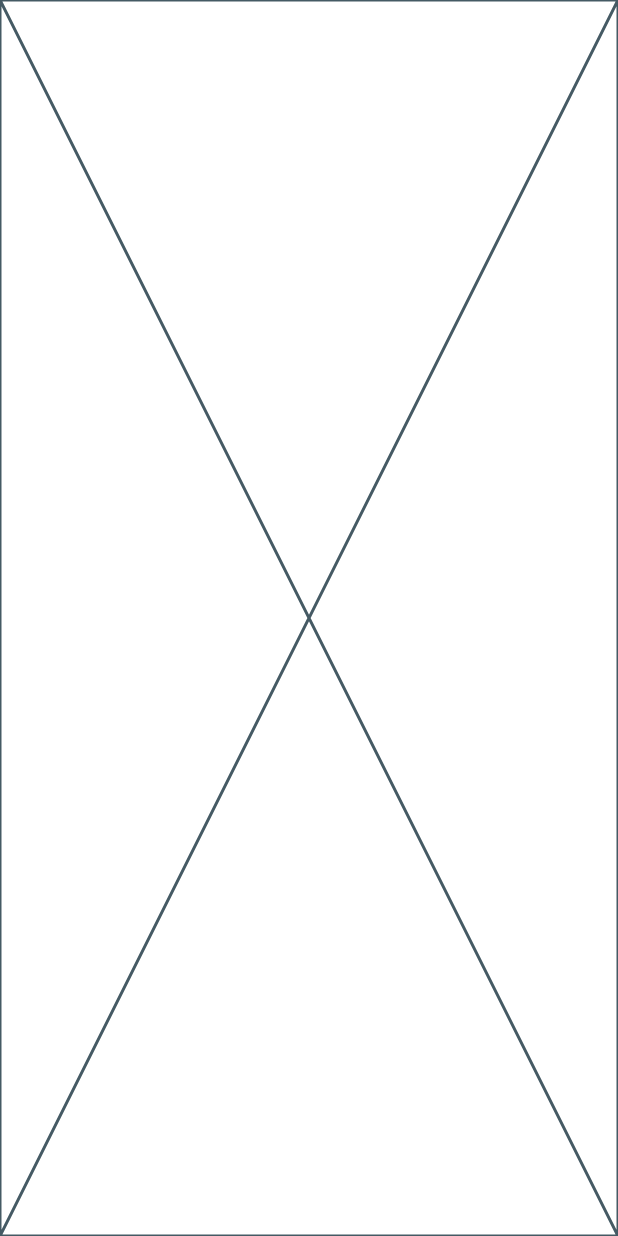
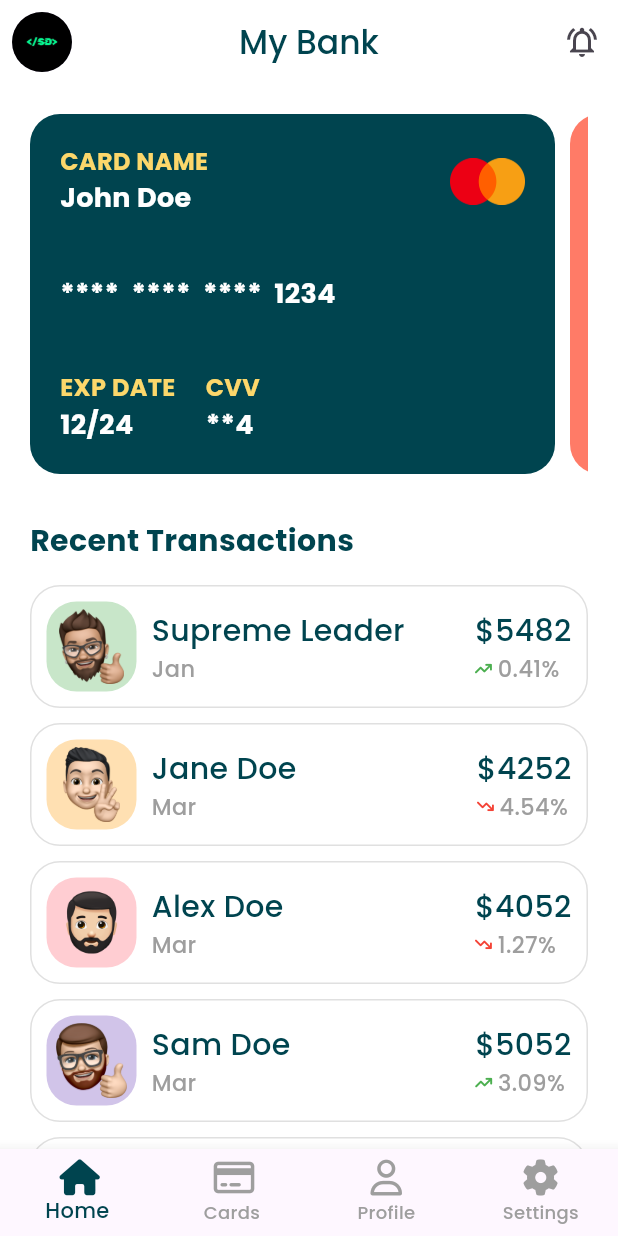
Before and after one commit to Simeon013/banking_app_ui, a Flutter app: the screen it shows after launch, on a phone screen of 412 x 824 dp. Run offline on Flutter 3.47's test engine with Material 3 defaults, Android fonts, the phone set to English and light mode, and no system bars; our stand-ins replace font_awesome_flutter.

Commit message:
Finished home and card screen

```diff
--- a/lib/data/card_data.dart
+++ b/lib/data/card_data.dart
@@ -2,14 +2,14 @@ import 'package:flutter/material.dart';
 import 'package:banking_app_ui/constants/colors.dart';
 
 class CardModel {
-  String? cardHolderName;
+  String cardHolderName;
   String? cardNumber;
   String? expDate;
   String? cvv;
   Color? cardColor;
 
   CardModel({
-    this.cardHolderName,
+    required this.cardHolderName,
     this.cardNumber,
     this.cvv,
     this.expDate,
@@ -22,14 +22,14 @@ List<CardModel> myCards = [
     cardHolderName: "John Doe",
     cardNumber: "****  ****  ****  1234",
     cvv: "**4",
-    expDate: "12/21",
+    expDate: "12/24",
     cardColor: kPrimaryColor,
   ),
   CardModel(
     cardHolderName: "John Doe",
     cardNumber: "****  ****  ****  4321",
     cvv: "**1",
-    expDate: "01/22",
+    expDate: "01/25",
     cardColor: kSecondaryColor,
   ),
 ];
--- a/lib/data/transaction_data.dart
+++ b/lib/data/transaction_data.dart
@@ -1,22 +1,22 @@
 import 'package:flutter/material.dart';
 
 class TransactionModel {
-  String? name;
-  String? avatar;
-  String? currentBalance;
-  String? month;
-  String? changePercentageIndicator;
-  String? changePercentage;
+  String name;
+  String avatar;
+  String currentBalance;
+  String month;
+  String changePercentageIndicator;
+  String changePercentage;
   Color? color;
 
   TransactionModel({
-    this.avatar,
-    this.changePercentage,
-    this.changePercentageIndicator,
-    this.currentBalance,
-    this.month,
-    this.name,
-    this.color,
+    required this.avatar,
+    required this.changePercentage,
+    required this.changePercentageIndicator,
+    required this.currentBalance,
+    required this.month,
+    required this.name,
+    required this.color,
   });
 }
 
--- a/lib/main.dart
+++ b/lib/main.dart
@@ -1,3 +1,4 @@
+import 'package:banking_app_ui/screens/base_screen.dart';
 import 'package:flutter/material.dart';
 
 void main() {
@@ -11,27 +12,19 @@ class MyApp extends StatelessWidget {
   @override
   Widget build(BuildContext context) {
     return MaterialApp(
+      debugShowCheckedModeBanner: false,
       title: 'Banking App',
       theme: ThemeData(
-        // This is the theme of your application.
-        //
-        // TRY THIS: Try running your application with "flutter run". You'll see
-        // the application has a purple toolbar. Then, without quitting the app,
-        // try changing the seedColor in the colorScheme below to Colors.green
-        // and then invoke "hot reload" (save your changes or press the "hot
-        // reload" button in a Flutter-supported IDE, or press "r" if you used
-        // the command line to start the app).
-        //
-        // Notice that the counter didn't reset back to zero; the application
-        // state is not lost during the reload. To reset the state, use hot
-        // restart instead.
-        //
-        // This works for code too, not just values: Most code changes can be
-        // tested with just a hot reload.
-        colorScheme: ColorScheme.fromSeed(seedColor: Colors.deepPurple),
-        useMaterial3: true,
+        scaffoldBackgroundColor: Colors.white,
+        fontFamily: 'Poppins',
+        appBarTheme: const AppBarTheme(
+          backgroundColor: Colors.white,
+          elevation: 0,
+        ),
+        primaryColor: Colors.blue,
+        //useMaterial3: true,
       ),
-      home: const Placeholder(),
+      home: const BaseScreen(),
     );
   }
 }
--- /dev/null
+++ b/lib/screens/base_screen.dart
@@ -0,0 +1,64 @@
+import 'package:banking_app_ui/screens/profile_screen.dart';
+import 'package:banking_app_ui/screens/settings_screen.dart';
+import 'package:flutter/material.dart';
+import 'package:font_awesome_flutter/font_awesome_flutter.dart';
+
+import '../constants/colors.dart';
+import 'card_screen.dart';
+import 'home_screen.dart';
+
+class BaseScreen extends StatefulWidget {
+  const BaseScreen({super.key});
+
+  @override
+  State<BaseScreen> createState() => _BaseScreenState();
+}
+
+class _BaseScreenState extends State<BaseScreen> {
+  int _selectedIndex = 0;
+
+  final List<Widget> _screens = [
+    const HomeScreen(),
+    const CardScreen(),
+    const ProfileScreen(),
+    const SettingsScreen(),
+  ];
+
+  @override
+  Widget build(BuildContext context) {
+    return Scaffold(
+      body: Center(
+        child: _screens[_selectedIndex],
+      ),
+      bottomNavigationBar: BottomNavigationBar(
+        type: BottomNavigationBarType.fixed,
+        selectedItemColor: kPrimaryColor,
+        unselectedItemColor: Colors.grey,
+        items: const [
+          BottomNavigationBarItem(
+            icon: Icon(FontAwesomeIcons.house),
+            label: 'Home',
+          ),
+          BottomNavigationBarItem(
+            icon: Icon(FontAwesomeIcons.creditCard),
+            label: 'Cards',
+          ),
+          BottomNavigationBarItem(
+            icon: Icon(FontAwesomeIcons.user),
+            label: 'Profile',
+          ),
+          BottomNavigationBarItem(
+            icon: Icon(FontAwesomeIcons.gear),
+            label: 'Settings',
+          ),
+        ],
+        currentIndex: _selectedIndex,
+        onTap: (index) {
+          setState(() {
+            _selectedIndex = index;
+          });
+        },
+      ),
+    );
+  }
+}
--- /dev/null
+++ b/lib/screens/card_screen.dart
@@ -0,0 +1,80 @@
+import 'package:banking_app_ui/constants/app_textstyle.dart';
+import 'package:banking_app_ui/data/card_data.dart';
+import 'package:banking_app_ui/widgets/my_card.dart';
+import 'package:flutter/material.dart';
+
+import '../constants/colors.dart';
+
+class CardScreen extends StatefulWidget {
+  const CardScreen({super.key});
+
+  @override
+  State<CardScreen> createState() => _CardScreenState();
+}
+
+class _CardScreenState extends State<CardScreen> {
+  @override
+  Widget build(BuildContext context) {
+    return Scaffold(
+      appBar: AppBar(
+        centerTitle: true,
+        title: Text(
+          'My Cards',
+          style: const TextStyle(
+            fontFamily: 'Poppins',
+            color: kPrimaryColor,
+          ),
+        ),
+        leading: Padding(
+            padding: const EdgeInsets.all(8.0),
+            child: CircleAvatar(
+              backgroundImage: AssetImage('assets/icons/logo.jpg'),
+            )
+        ),
+        actions: [
+          IconButton(
+            icon: const Icon(Icons.notifications_active_outlined),
+            onPressed: () {},
+          ),
+        ],
+      ),
+      body: Column(
+        crossAxisAlignment: CrossAxisAlignment.center,
+        children: [
+          Container(
+            padding: const EdgeInsets.all(20),
+            child: ListView.separated(
+              itemBuilder: (context, index) {
+                return MyCard(
+                  card: myCards[index],
+                );
+              },
+              separatorBuilder: (context, index) {
+                return SizedBox(
+                  height: 10,
+                );
+              },
+              itemCount: myCards.length,
+              shrinkWrap: true,
+            )
+          ),
+          CircleAvatar(
+            backgroundColor: Colors.blue,
+            radius: 40,
+            child: IconButton(
+              icon: const Icon(Icons.add, color: Colors.white, size: 50),
+              onPressed: () {},
+            ),
+          ),
+          SizedBox(
+            height: 10,
+          ),
+          Text(
+            'Add Card',
+            style: ApptextStyle.LISTTILE_TITLE,
+          )
+        ],
+      ),
+    );
+  }
+}
--- /dev/null
+++ b/lib/screens/home_screen.dart
@@ -0,0 +1,100 @@
+import 'package:banking_app_ui/constants/app_textstyle.dart';
+import 'package:banking_app_ui/data/card_data.dart';
+import 'package:banking_app_ui/data/transaction_data.dart';
+import 'package:banking_app_ui/widgets/my_card.dart';
+import 'package:banking_app_ui/widgets/transaction_card.dart';
+import 'package:flutter/material.dart';
+
+import '../constants/colors.dart';
+
+class HomeScreen extends StatefulWidget {
+  const HomeScreen({super.key});
+
+  @override
+  State<HomeScreen> createState() => _HomeScreenState();
+}
+
+class _HomeScreenState extends State<HomeScreen> {
+  @override
+  Widget build(BuildContext context) {
+    return Scaffold(
+      appBar: AppBar(
+        centerTitle: true,
+        title: Text(
+          'My Bank',
+          style: const TextStyle(
+            fontFamily: 'Poppins',
+            color: kPrimaryColor,
+          ),
+        ),
+        leading: Padding(
+          padding: const EdgeInsets.all(8.0),
+          child: CircleAvatar(
+            backgroundImage: AssetImage('assets/icons/logo.jpg'),
+          )
+        ),
+        actions: [
+          IconButton(
+            icon: const Icon(Icons.notifications_active_outlined),
+            onPressed: () {},
+          ),
+        ],
+      ),
+      body: SingleChildScrollView(
+        physics: ClampingScrollPhysics(),
+        child: Padding(
+          padding: const EdgeInsets.all(20),
+          child: Column(
+            crossAxisAlignment: CrossAxisAlignment.start,
+            children: [
+              Container(
+                height: 240,
+                child: ListView.separated(
+                  itemBuilder: (context, index) {
+                    return MyCard(
+                      card: myCards[index],
+                    );
+                  },
+                  separatorBuilder: (context, index) {
+                    return SizedBox(
+                      width: 10,
+                    );
+                  },
+                  itemCount: myCards.length,
+                  shrinkWrap: true,
+                  scrollDirection: Axis.horizontal,
+                ),
+              ),
+              SizedBox(
+                height: 30,
+              ),
+              Text(
+                'Recent Transactions',
+                style: ApptextStyle.BODY_TEXT,
+              ),
+              SizedBox(
+                height: 15,
+              ),
+              ListView.separated(
+                itemBuilder: (context, index) {
+                  return TransactionCard(
+                    transaction: myTransactions[index],
+                  );
+                },
+                separatorBuilder: (context, index) {
+                  return SizedBox(
+                    height: 10,
+                  );
+                },
+                itemCount: myTransactions.length,
+                shrinkWrap: true,
+                physics: const NeverScrollableScrollPhysics(),
+                //scrollDirection: Axis.horizontal,
+              ),
+            ]
+          ),
+        )
+      )
+    );
+  }
+}
--- /dev/null
+++ b/lib/screens/profile_screen.dart
@@ -0,0 +1,19 @@
+import 'package:flutter/material.dart';
+
+class ProfileScreen extends StatefulWidget {
+  const ProfileScreen({super.key});
+
+  @override
+  State<ProfileScreen> createState() => _ProfileScreenState();
+}
+
+class _ProfileScreenState extends State<ProfileScreen> {
+  @override
+  Widget build(BuildContext context) {
+    return const Scaffold(
+      body: Center(
+        child: Text('Profile Screen'),
+      ),
+    );
+  }
+}
--- /dev/null
+++ b/lib/screens/settings_screen.dart
@@ -0,0 +1,19 @@
+import 'package:flutter/material.dart';
+
+class SettingsScreen extends StatefulWidget {
+  const SettingsScreen({super.key});
+
+  @override
+  State<SettingsScreen> createState() => _SettingsScreenState();
+}
+
+class _SettingsScreenState extends State<SettingsScreen> {
+  @override
+  Widget build(BuildContext context) {
+    return const Scaffold(
+      body: Center(
+        child: Text('Settings Screen'),
+      ),
+    );
+  }
+}
--- /dev/null
+++ b/lib/widgets/my_card.dart
@@ -0,0 +1,93 @@
+import 'package:banking_app_ui/constants/app_textstyle.dart';
+import 'package:banking_app_ui/data/card_data.dart';
+import 'package:flutter/material.dart';
+
+class MyCard extends StatelessWidget {
+  final CardModel card;
+  const MyCard({super.key, required this.card});
+
+  @override
+  Widget build(BuildContext context) {
+    return Container(
+      padding: const EdgeInsets.all(20),
+      height: 200,
+      width: 350,
+      decoration: BoxDecoration(
+        color: card.cardColor,
+        borderRadius: BorderRadius.circular(20),
+      ),
+      child: Row(
+        crossAxisAlignment: CrossAxisAlignment.start,
+        mainAxisAlignment: MainAxisAlignment.spaceBetween,
+        children: [
+          Column(
+            crossAxisAlignment: CrossAxisAlignment.start,
+            mainAxisAlignment: MainAxisAlignment.spaceBetween,
+            children: [
+              Column(
+                crossAxisAlignment: CrossAxisAlignment.start,
+                children: [
+                  Text(
+                    'CARD NAME',
+                    style: ApptextStyle.MY_CARD_TITLE,
+                  ),
+                  Text(
+                    card.cardHolderName,
+                    style: ApptextStyle.MY_CARD_SUBTITLE,
+                  )
+                ],
+              ),
+              Text(
+                card.cardNumber!,
+                style: ApptextStyle.MY_CARD_SUBTITLE,
+              ),
+              Row(
+                children: [
+                  Column(
+                    crossAxisAlignment: CrossAxisAlignment.start,
+                    children: [
+                      Text(
+                        'EXP DATE',
+                        style: ApptextStyle.MY_CARD_TITLE,
+                      ),
+                      Text(
+                        card.expDate!,
+                        style: ApptextStyle.MY_CARD_SUBTITLE,
+                      ),
+                    ]
+                  ),
+                  SizedBox(
+                    width: 20,
+                  ),
+                  Column(
+                    crossAxisAlignment: CrossAxisAlignment.start,
+                    children: [
+                      Text(
+                        'CVV',
+                        style: ApptextStyle.MY_CARD_TITLE,
+                      ),
+                      Text(
+                        card.cvv!,
+                        style: ApptextStyle.MY_CARD_SUBTITLE,
+                      ),
+                    ],
+                  )
+                ]
+              )
+            ]
+          ),
+          Column(
+            mainAxisAlignment: MainAxisAlignment.spaceBetween,
+            children: [
+              Container(
+                width: 50,
+                height: 50,
+                child: Image.asset('assets/icons/mcard.png'),
+              )
+            ],
+          )
+        ],
+      ),
+    );
+  }
+}
--- /dev/null
+++ b/lib/widgets/transaction_card.dart
@@ -0,0 +1,97 @@
+import 'package:banking_app_ui/constants/app_textstyle.dart';
+import 'package:banking_app_ui/data/transaction_data.dart';
+import 'package:flutter/material.dart';
+import 'package:font_awesome_flutter/font_awesome_flutter.dart';
+
+class TransactionCard extends StatelessWidget {
+  final TransactionModel transaction;
+  const TransactionCard({super.key, required this.transaction});
+
+  @override
+  Widget build(BuildContext context) {
+    return Container(
+      padding: const EdgeInsets.all(10),
+      decoration: BoxDecoration(
+        borderRadius: BorderRadius.circular(20),
+        border: Border.all(
+          color: Colors.grey[300]!,
+        ),
+      ),
+      child: Row(
+        mainAxisAlignment: MainAxisAlignment.spaceBetween,
+        children: [
+          Row(
+            children: [
+              Container(
+                width: 60,
+                height: 60,
+                padding: const EdgeInsets.all(5),
+                decoration: BoxDecoration(
+                  color: transaction.color,
+                  borderRadius: BorderRadius.circular(20),
+                ),
+                child: Image.asset(
+                  transaction.avatar,
+                ),
+              ),
+              SizedBox(
+                width: 10,
+              ),
+              Column(
+                crossAxisAlignment: CrossAxisAlignment.start,
+                mainAxisAlignment: MainAxisAlignment.spaceBetween,
+                children: [
+                  Text(
+                    transaction.name,
+                    style: ApptextStyle.LISTTILE_TITLE,
+                  ),
+                  Text(
+                    transaction.month,
+                    style: ApptextStyle.LISTTILE_SUB_TITLE,
+                  )
+                ]
+              ),
+            ]
+          ),
+          Row(
+            mainAxisAlignment: MainAxisAlignment.spaceBetween,
+            children: [
+              Column(
+                crossAxisAlignment: CrossAxisAlignment.start,
+                mainAxisAlignment: MainAxisAlignment.spaceBetween,
+                children: [
+                  Text(
+                    transaction.currentBalance,
+                    style: ApptextStyle.LISTTILE_TITLE,
+                  ),
+                  Row(
+                    children: [
+                      transaction.changePercentageIndicator == 'up'
+                          ? Icon(
+                              FontAwesomeIcons.arrowTrendUp,
+                              size: 10,
+                              color: Colors.green,
+                            )
+                          : Icon(
+                              FontAwesomeIcons.arrowTrendDown,
+                              size: 10,
+                              color: Colors.red,
+                            ),
+                      SizedBox(
+                        width: 5,
+                      ),
+                      Text(
+                        transaction.changePercentage,
+                        style: ApptextStyle.LISTTILE_SUB_TITLE,
+                      )
+                    ]
+                  )
+                ],
+              )
+            ]
+          )
+        ]
+      ),
+    );
+  }
+}
```
Also changed, not shown: assets/icons/logo.jpg (added).
